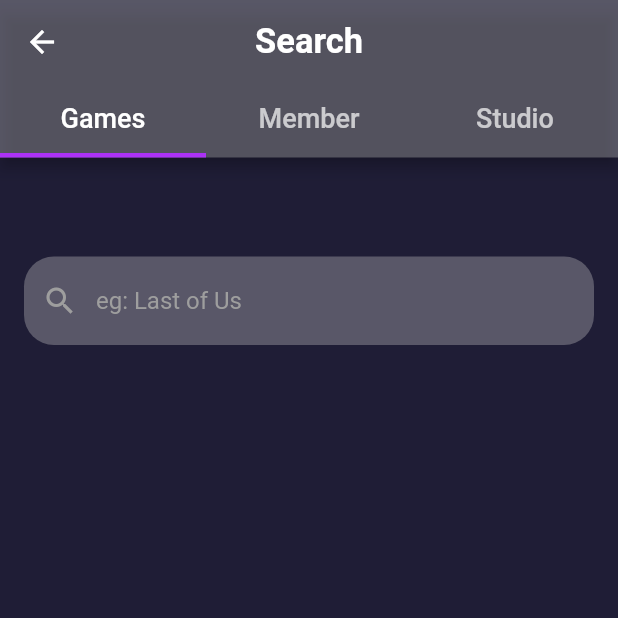
After one commit to GameInn36/mobil, a Flutter app: the SearchPage screen opened directly, on a phone screen of 412 x 824 dp, the top half of it. The commit adds this screen. Run offline on Flutter 3.47's test engine with Material 2 defaults, Android fonts, the phone set to English and light mode, and no system bars; our stand-ins replace dio, shared_preferences; accounts and stored records are empty.

Commit message:
search added

```diff
--- a/lib/main.dart
+++ b/lib/main.dart
@@ -1,6 +1,7 @@
 import 'dart:developer';
 
 import 'package:flutter/material.dart';
+import 'package:gameinn/pages/search_page.dart';
 import 'package:gameinn/view/sidebar.dart';
 import 'package:gameinn/pages/auth_page.dart';
 import 'package:shared_preferences/shared_preferences.dart';
--- /dev/null
+++ b/lib/pages/game_model.dart
@@ -0,0 +1,106 @@
+///
+/// Code generated by jsonToDartModel https://ashamp.github.io/jsonToDartModel/
+///
+class GameModel {
+/*
+{
+  "id": "639db2e13bd8a0151636843a",
+  "name": "Kingdom Hearts III",
+  "year": 0,
+  "cover": null,
+  "summary": null,
+  "categories": [
+    "fear"
+  ],
+  "studio": null,
+  "platforms": [
+    "PC"
+  ],
+  "vote": 0,
+  "voteCount": 0,
+  "releaseDate": 0
+}
+*/
+
+  String? id;
+  String? name;
+  int? year;
+  String? cover;
+  String? summary;
+  List<String?>? categories;
+  String? studio;
+  List<String?>? platforms;
+  int? vote;
+  int? voteCount;
+  int? releaseDate;
+
+  GameModel({
+    this.id,
+    this.name,
+    this.year,
+    this.cover,
+    this.summary,
+    this.categories,
+    this.studio,
+    this.platforms,
+    this.vote,
+    this.voteCount,
+    this.releaseDate,
+  });
+  GameModel.fromJson(Map<String, dynamic> json) {
+    id = json['id']?.toString();
+    name = json['name']?.toString();
+    year = json['year']?.toInt();
+    cover = json['cover']?.toString();
+    summary = json['summary']?.toString();
+    if (json['categories'] != null) {
+      final v = json['categories'];
+      final arr0 = <String>[];
+      v.forEach((v) {
+        arr0.add(v.toString());
+      });
+      categories = arr0;
+    }
+    studio = json['studio']?.toString();
+    if (json['platforms'] != null) {
+      final v = json['platforms'];
+      final arr0 = <String>[];
+      v.forEach((v) {
+        arr0.add(v.toString());
+      });
+      platforms = arr0;
+    }
+    vote = json['vote']?.toInt();
+    voteCount = json['voteCount']?.toInt();
+    releaseDate = json['releaseDate']?.toInt();
+  }
+  Map<String, dynamic> toJson() {
+    final data = <String, dynamic>{};
+    data['id'] = id;
+    data['name'] = name;
+    data['year'] = year;
+    data['cover'] = cover;
+    data['summary'] = summary;
+    if (categories != null) {
+      final v = categories;
+      final arr0 = [];
+      v!.forEach((v) {
+        arr0.add(v);
+      });
+      data['categories'] = arr0;
+    }
+    data['studio'] = studio;
+    if (platforms != null) {
+      final v = platforms;
+      final arr0 = [];
+      v!.forEach((v) {
+        arr0.add(v);
+      });
+      data['platforms'] = arr0;
+    }
+    data['vote'] = vote;
+    data['voteCount'] = voteCount;
+    data['releaseDate'] = releaseDate;
+    return data;
+  }
+}
--- /dev/null
+++ b/lib/pages/search_page.dart
@@ -0,0 +1,124 @@
+import 'dart:developer';
+
+import 'package:flutter/material.dart';
+import 'package:gameinn/pages/search_service.dart';
+
+import 'game_model.dart';
+
+class SearchPage extends StatelessWidget {
+  const SearchPage({Key? key}) : super(key: key);
+
+  @override
+  Widget build(BuildContext context) {
+    return DefaultTabController(
+      length: 3,
+      child: Scaffold(
+        appBar: AppBar(
+          centerTitle: true,
+          title: Text(
+            'Search',
+            style: const TextStyle(
+                fontWeight: FontWeight.bold,
+                color: Colors.white,
+                fontSize: 23.0),
+          ),
+          bottom: const TabBar(
+            tabs: [Tab(text: 'Games'), Tab(text: 'Member'), Tab(text: 'Studio')],
+            indicatorColor: Color(0xFFAC32F6),
+            indicatorWeight: 3.0,
+            labelStyle: TextStyle(
+              fontSize: 18.0,
+              fontWeight: FontWeight.w500,
+            ),
+          ),
+        ),
+        body:  TabBarView(
+          children: [SearchGames(), SearchGames(), SearchGames()],
+        ),
+      ),
+    );
+  }
+}
+
+class SearchGames extends StatefulWidget {
+  SearchGames({Key? key}) : super(key: key);
+
+  @override
+  State<StatefulWidget> createState() => _SearchGameState();
+}
+
+  class _SearchGameState extends State<SearchGames> {
+
+    final searchservice = SearchService();
+
+
+    List<GameModel?> games = [];
+
+    void updateList(String searched) {
+      log(searched);
+      setState(() {
+        searchservice.gameSearch(searched_name: searched).then((value) {
+          if (value != null) {
+            games = value;
+          }
+          else {
+
+          }
+        });
+      });
+    }
+
+    @override
+    Widget build(BuildContext context) {
+      return Scaffold(
+        body: Padding(
+          padding: EdgeInsets.all(16),
+          child: Column(
+            mainAxisAlignment: MainAxisAlignment.start,
+            crossAxisAlignment: CrossAxisAlignment.start,
+            children: [
+              SizedBox(
+                height: 50.0,
+              ),
+              TextField(
+                onChanged: (value) => updateList(value),
+                decoration: InputDecoration(
+                  filled: true,
+                  fillColor: Color(0xFFC4C4C4).withOpacity(0.35),
+                  border: OutlineInputBorder(
+                    borderRadius: BorderRadius.circular(20.0),
+                    borderSide: BorderSide.none,
+                  ),
+                  hintText: "eg: Last of Us",
+                  hintStyle: TextStyle(
+                      color: Colors.grey
+                  ),
+                  prefixIcon: Icon(
+                    Icons.search,
+                    color: Colors.grey,
+                  ),
+                ),
+              ),
+              SizedBox(height: 20.0,),
+              Expanded(
+                child: ListView.builder(
+                    itemCount: games.length,
+                    itemBuilder: (context, index) {
+                      return ListTile(
+                        title: Text(
+                            (games[index]?.name)!,
+                          style: TextStyle(
+                            color: Colors.grey,
+                          ),
+                        ),
+                      );
+                    }
+                ),
+              ),
+            ],
+          ),
+
+        ),
+      ); // This trailing comma makes auto-formatting nicer for build methods.;
+    }
+  }
--- /dev/null
+++ b/lib/pages/search_service.dart
@@ -0,0 +1,33 @@
+import 'dart:developer';
+
+import 'package:dio/dio.dart';
+
+import 'game_model.dart';
+
+class SearchService {
+
+  String search_url = 'https://game-service-ixdm6djuha-uc.a.run.app/game/?name=';
+
+
+  final dio = Dio();
+
+  Future<List<GameModel>?> gameSearch({
+    required String searched_name,
+
+  }) async {
+    log("searched *> ${searched_name}");
+    var search_url_updated = search_url + searched_name;
+    try {
+      var response = await dio.get(search_url_updated);
+      search_url_updated = search_url;
+      if (response != null && response.statusCode == 200) {
+        var result = (response.data as List).map((x) => GameModel.fromJson(x)).toList();
+        log(search_url_updated);
+        log("Gelen response => ${response.data}");
+        return result;
+      }
+    } on DioError catch (e){
+      log(e.message);
+    }
+  }
+}
--- a/pubspec.yaml
+++ b/pubspec.yaml
@@ -38,7 +38,6 @@ dependencies:
   cupertino_icons: ^1.0.2
   http: ^0.13.5
   dio: ^4.0.6
-  grock: ^0.0.9+4
   shared_preferences:
 dev_dependencies:
   flutter_test:
```
Also changed, not shown: pubspec.lock.
